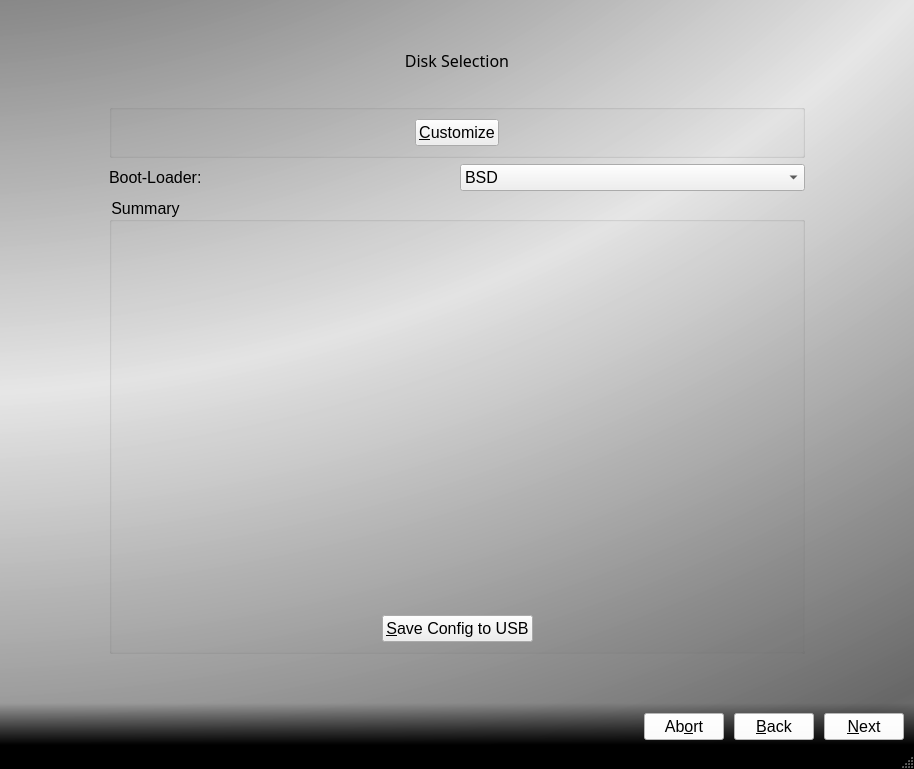
This is src-qt5/pc-installgui/installer.ui in trueos/trueos-utils-qt5 as Qt 5 draws it before an edit. The edited form follows.
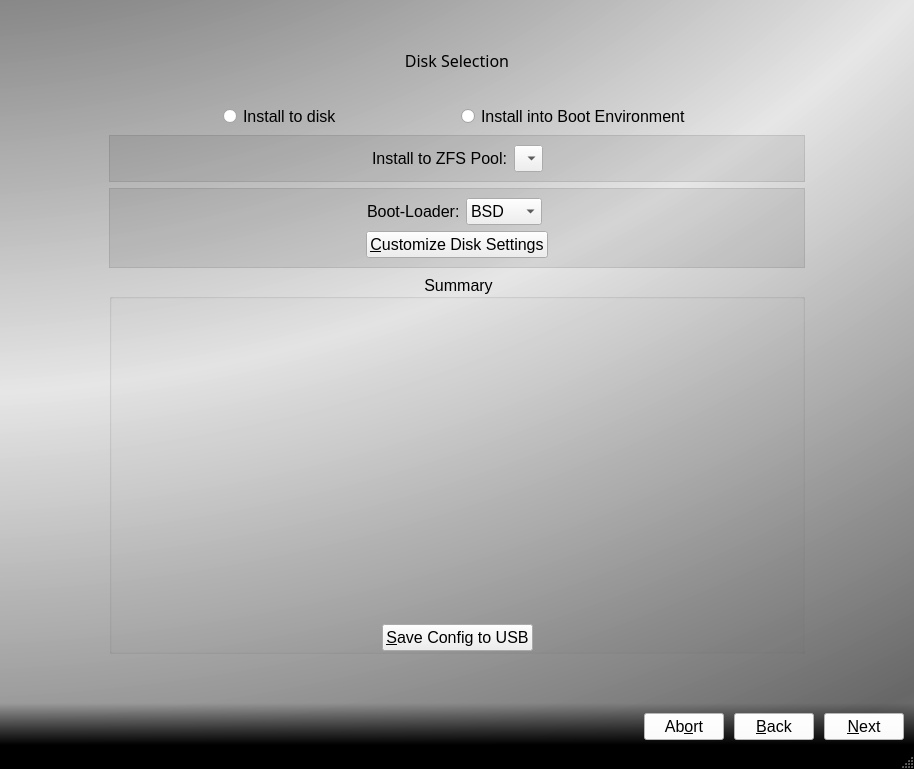
This is the edited form. The open tabs and pages were chosen to show the change. Icons and pictures are not drawn.

Commit message: Get rid of the BE install dialog prompt, and embed that choice directly into the disk setup page.

The edit to the form file:
```diff
--- a/src-qt5/pc-installgui/installer.ui
+++ b/src-qt5/pc-installgui/installer.ui
@@ -532,7 +532,7 @@
       </widget>
       <widget class="QWidget" name="page_disks">
        <layout class="QGridLayout" name="gridLayout_7">
-        <item row="5" column="1">
+        <item row="7" column="1">
          <spacer name="verticalSpacer_13">
           <property name="orientation">
            <enum>Qt::Vertical</enum>
@@ -548,7 +548,7 @@
           </property>
          </spacer>
         </item>
-        <item row="1" column="0" rowspan="4">
+        <item row="1" column="0" rowspan="6">
          <spacer name="horizontalSpacer_12">
           <property name="orientation">
            <enum>Qt::Horizontal</enum>
@@ -639,30 +639,9 @@
           </item>
          </layout>
         </item>
-        <item row="4" column="1">
+        <item row="6" column="1">
          <layout class="QGridLayout" name="gridLayout_10">
-          <item row="0" column="1">
-           <widget class="QComboBox" name="comboBootLoader">
-            <item>
-             <property name="text">
-              <string extracomment="FreeBSD's native boot-loader. Used for XEN Dom0 support">BSD</string>
-             </property>
-            </item>
-            <item>
-             <property name="text">
-              <string extracomment="Best for Dual-Boot and compatability">GRUB</string>
-             </property>
-            </item>
-           </widget>
-          </item>
-          <item row="0" column="0">
-           <widget class="QLabel" name="label_4">
-            <property name="text">
-             <string>Boot-Loader:</string>
-            </property>
-           </widget>
-          </item>
-          <item row="1" column="0" colspan="2">
+          <item row="0" column="0" colspan="2">
            <widget class="QGroupBox" name="groupBox_3">
             <property name="sizePolicy">
              <sizepolicy hsizetype="Preferred" vsizetype="MinimumExpanding">
@@ -671,12 +650,33 @@
              </sizepolicy>
             </property>
             <property name="styleSheet">
-             <string notr="true">background: transparent;</string>
+             <string notr="true">/*QGroupBox{ background: rgba(1,1,1,20); }*/
+/*QGroupBox::title{ background-color: transparent; }*/
+QFrame{ background: transparent; }
+/*QTextEdit{background: rgba(1,1,1,20); }*/</string>
             </property>
             <property name="title">
              <string>Summary</string>
             </property>
+            <property name="alignment">
+             <set>Qt::AlignCenter</set>
+            </property>
+            <property name="flat">
+             <bool>true</bool>
+            </property>
             <layout class="QGridLayout" name="gridLayout_6">
+             <property name="leftMargin">
+              <number>0</number>
+             </property>
+             <property name="topMargin">
+              <number>0</number>
+             </property>
+             <property name="rightMargin">
+              <number>0</number>
+             </property>
+             <property name="bottomMargin">
+              <number>0</number>
+             </property>
              <item row="0" column="0">
               <widget class="QTextEdit" name="textEditDiskSummary">
                <property name="horizontalScrollBarPolicy">
@@ -757,7 +757,7 @@
           </item>
          </layout>
         </item>
-        <item row="1" column="2" rowspan="4">
+        <item row="1" column="2" rowspan="6">
          <spacer name="horizontalSpacer_13">
           <property name="orientation">
            <enum>Qt::Horizontal</enum>
@@ -774,15 +774,156 @@
          </spacer>
         </item>
         <item row="3" column="1">
-         <widget class="QGroupBox" name="groupBox_2">
+         <layout class="QHBoxLayout" name="horizontalLayout">
+          <item>
+           <spacer name="horizontalSpacer_6">
+            <property name="orientation">
+             <enum>Qt::Horizontal</enum>
+            </property>
+            <property name="sizeHint" stdset="0">
+             <size>
+              <width>40</width>
+              <height>20</height>
+             </size>
+            </property>
+           </spacer>
+          </item>
+          <item>
+           <widget class="QRadioButton" name="radio_install_full">
+            <property name="sizePolicy">
+             <sizepolicy hsizetype="Preferred" vsizetype="Fixed">
+              <horstretch>0</horstretch>
+              <verstretch>0</verstretch>
+             </sizepolicy>
+            </property>
+            <property name="text">
+             <string>Install to disk</string>
+            </property>
+            <property name="icon">
+             <iconset resource="sysinstaller.qrc">
+              <normaloff>:/modules/images/slices.png</normaloff>:/modules/images/slices.png</iconset>
+            </property>
+            <property name="iconSize">
+             <size>
+              <width>32</width>
+              <height>32</height>
+             </size>
+            </property>
+           </widget>
+          </item>
+          <item>
+           <spacer name="horizontalSpacer_26">
+            <property name="orientation">
+             <enum>Qt::Horizontal</enum>
+            </property>
+            <property name="sizeHint" stdset="0">
+             <size>
+              <width>40</width>
+              <height>20</height>
+             </size>
+            </property>
+           </spacer>
+          </item>
+          <item>
+           <widget class="QRadioButton" name="radio_install_be">
+            <property name="sizePolicy">
+             <sizepolicy hsizetype="Preferred" vsizetype="Fixed">
+              <horstretch>0</horstretch>
+              <verstretch>0</verstretch>
+             </sizepolicy>
+            </property>
+            <property name="text">
+             <string>Install into Boot Environment</string>
+            </property>
+            <property name="icon">
+             <iconset resource="sysinstaller.qrc">
+              <normaloff>:/modules/images/bootenvironment.png</normaloff>:/modules/images/bootenvironment.png</iconset>
+            </property>
+            <property name="iconSize">
+             <size>
+              <width>32</width>
+              <height>32</height>
+             </size>
+            </property>
+           </widget>
+          </item>
+          <item>
+           <spacer name="horizontalSpacer_7">
+            <property name="orientation">
+             <enum>Qt::Horizontal</enum>
+            </property>
+            <property name="sizeHint" stdset="0">
+             <size>
+              <width>40</width>
+              <height>20</height>
+             </size>
+            </property>
+           </spacer>
+          </item>
+         </layout>
+        </item>
+        <item row="4" column="1">
+         <widget class="QFrame" name="group_install_be">
           <property name="styleSheet">
-           <string notr="true">background: transparent;</string>
+           <string notr="true">QFrame#group_install_be{background: rgba(1,1,1,20); }</string>
           </property>
-          <property name="title">
-           <string/>
+          <property name="frameShape">
+           <enum>QFrame::StyledPanel</enum>
+          </property>
+          <layout class="QHBoxLayout" name="horizontalLayout_3">
+           <item>
+            <spacer name="horizontalSpacer_27">
+             <property name="orientation">
+              <enum>Qt::Horizontal</enum>
+             </property>
+             <property name="sizeHint" stdset="0">
+              <size>
+               <width>40</width>
+               <height>20</height>
+              </size>
+             </property>
+            </spacer>
+           </item>
+           <item>
+            <widget class="QLabel" name="label_7">
+             <property name="text">
+              <string>Install to ZFS Pool:</string>
+             </property>
+            </widget>
+           </item>
+           <item>
+            <widget class="QComboBox" name="combo_install_pools">
+             <property name="sizeAdjustPolicy">
+              <enum>QComboBox::AdjustToMinimumContentsLength</enum>
+             </property>
+            </widget>
+           </item>
+           <item>
+            <spacer name="horizontalSpacer_28">
+             <property name="orientation">
+              <enum>Qt::Horizontal</enum>
+             </property>
+             <property name="sizeHint" stdset="0">
+              <size>
+               <width>40</width>
+               <height>20</height>
+              </size>
+             </property>
+            </spacer>
+           </item>
+          </layout>
+         </widget>
+        </item>
+        <item row="5" column="1">
+         <widget class="QFrame" name="group_install_full">
+          <property name="styleSheet">
+           <string notr="true">QFrame#group_install_full{background: rgba(1,1,1,20); }</string>
+          </property>
+          <property name="frameShape">
+           <enum>QFrame::StyledPanel</enum>
           </property>
           <layout class="QGridLayout" name="gridLayout_11">
-           <item row="0" column="0">
+           <item row="1" column="0" colspan="2">
             <layout class="QHBoxLayout" name="horizontalLayout_4">
              <item>
               <spacer name="horizontalSpacer_8">
@@ -803,7 +944,7 @@
                 <string notr="true">background-color: rgb(238, 238, 238);</string>
                </property>
                <property name="text">
-                <string>&amp;Customize</string>
+                <string>&amp;Customize Disk Settings</string>
                </property>
                <property name="icon">
                 <iconset resource="sysinstaller.qrc">
@@ -832,6 +973,57 @@
              </item>
             </layout>
            </item>
+           <item row="0" column="0">
+            <layout class="QHBoxLayout" name="horizontalLayout_10">
+             <item>
+              <spacer name="horizontalSpacer_29">
+               <property name="orientation">
+                <enum>Qt::Horizontal</enum>
+               </property>
+               <property name="sizeHint" stdset="0">
+                <size>
+                 <width>40</width>
+                 <height>20</height>
+                </size>
+               </property>
+              </spacer>
+             </item>
+             <item>
+              <widget class="QLabel" name="label_4">
+               <property name="text">
+                <string>Boot-Loader:</string>
+               </property>
+              </widget>
+             </item>
+             <item>
+              <widget class="QComboBox" name="comboBootLoader">
+               <item>
+                <property name="text">
+                 <string extracomment="FreeBSD's native boot-loader. Used for XEN Dom0 support">BSD</string>
+                </property>
+               </item>
+               <item>
+                <property name="text">
+                 <string extracomment="Best for Dual-Boot and compatability">GRUB</string>
+                </property>
+               </item>
+              </widget>
+             </item>
+             <item>
+              <spacer name="horizontalSpacer_30">
+               <property name="orientation">
+                <enum>Qt::Horizontal</enum>
+               </property>
+               <property name="sizeHint" stdset="0">
+                <size>
+                 <width>40</width>
+                 <height>20</height>
+                </size>
+               </property>
+              </spacer>
+             </item>
+            </layout>
+           </item>
           </layout>
          </widget>
         </item>
```
Left out of the diff: 34 changed lines with no effect on the pictures. The commit also changes 4 other files.
